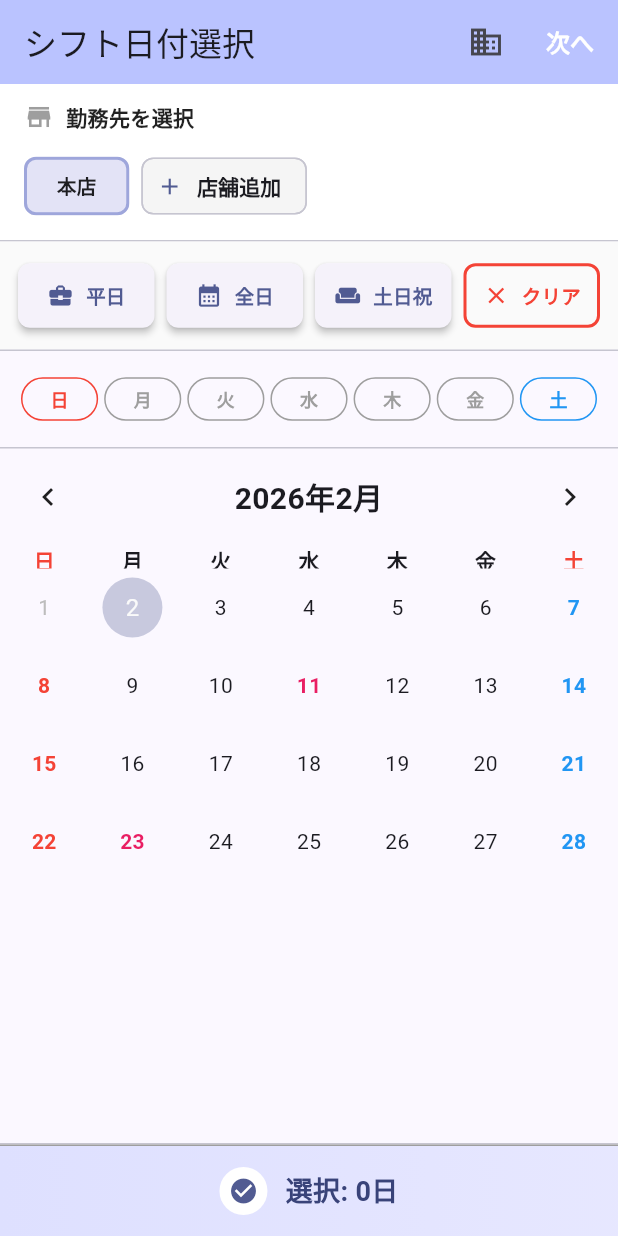
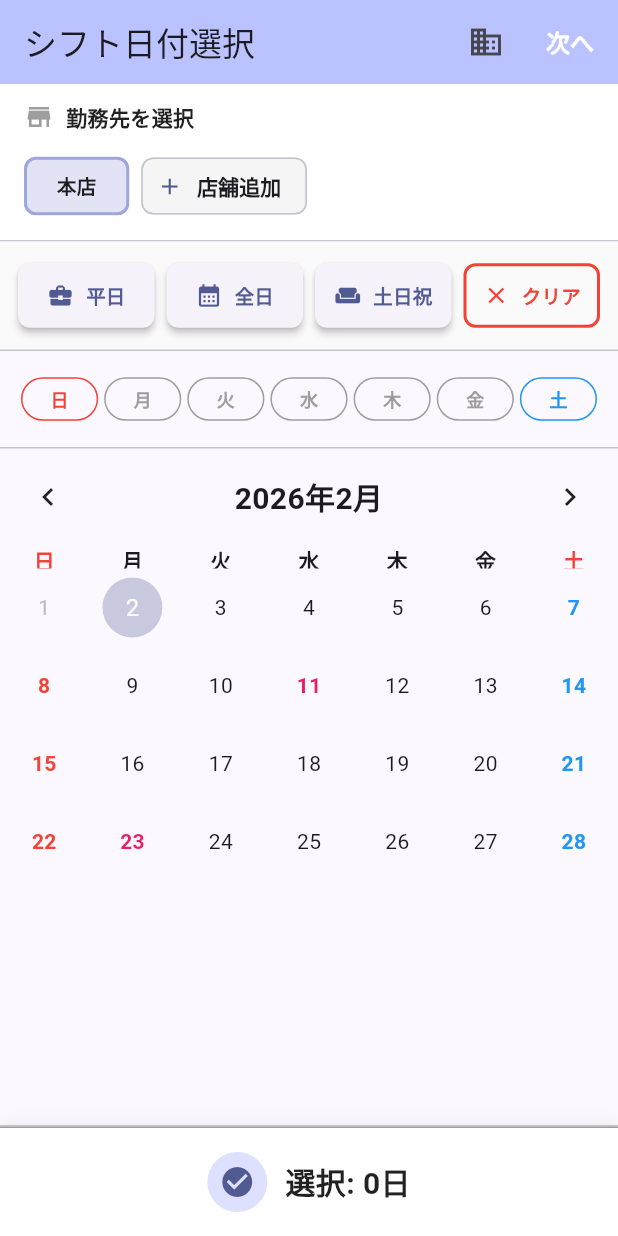
Before and after one commit to musaikun/SxS-Manager-F, a Flutter app: the DateSelectionScreen screen opened directly, on a phone screen of 412 x 824 dp. Run offline on Flutter 3.47's test engine with Material 3 defaults, Android fonts, the phone set to English and light mode, and no system bars; drawn by our look-alikes of table_calendar; our stand-ins replace flutter_riverpod, shared_preferences; accounts and stored records are empty.

Commit message:
refactor: フッターデザインの統一と提出ボタンの配置改善
- 全画面のフッターデザインを統一（padding、フォントサイズ、影）
- date_selection_screen: 選択数表示フッターのスタイル改善
- time_setting_screen: 保存ボタンを固定フッターに変更
- shift_wizard_screen: 統計情報と提出ボタンを1つのフッターエリアに統合
- 提出ボタンにアイコンを追加し視認性を向上
- 統一されたpadding: 16px、影効果、SafeArea対応
- フォントサイズを統一（ボタン: 20px、統計値: 22px）

```diff
--- a/lib/features/shift/presentation/date_selection_screen.dart
+++ b/lib/features/shift/presentation/date_selection_screen.dart
@@ -501,43 +501,47 @@ class _DateSelectionScreenState extends ConsumerState<DateSelectionScreen> {
 
           const Divider(height: 1),
 
-          // 選択数表示
+          // 選択数表示（統一デザイン）
           Container(
-            padding: const EdgeInsets.symmetric(horizontal: 16, vertical: 14),
+            padding: const EdgeInsets.all(16),
             decoration: BoxDecoration(
-              gradient: LinearGradient(
-                colors: [
-                  Theme.of(context).colorScheme.primaryContainer,
-                  Theme.of(context).colorScheme.primaryContainer.withValues(alpha:0.7),
+              color: Colors.white,
+              border: const Border(top: BorderSide(color: Colors.grey, width: 1)),
+              boxShadow: [
+                BoxShadow(
+                  color: Colors.grey.withValues(alpha: 0.15),
+                  blurRadius: 8,
+                  offset: const Offset(0, -2),
+                ),
               ],
             ),
-              border: const Border(top: BorderSide(color: Colors.grey, width: 1)),
-            ),
+            child: SafeArea(
               child: Row(
                 mainAxisAlignment: MainAxisAlignment.center,
                 children: [
                   Container(
-                  padding: const EdgeInsets.all(6),
+                    padding: const EdgeInsets.all(8),
                     decoration: BoxDecoration(
-                    color: Colors.white,
+                      color: Theme.of(context).colorScheme.primaryContainer,
                       shape: BoxShape.circle,
                     ),
                     child: Icon(
                       Icons.check_circle,
-                    size: 20,
+                      size: 24,
                       color: Theme.of(context).colorScheme.primary,
                     ),
                   ),
                   const SizedBox(width: 12),
                   Text(
                     '選択: ${_tempSelectedDates.length}日',
-                  style: TextStyle(
-                    fontSize: 18,
+                    style: const TextStyle(
+                      fontSize: 20,
                       fontWeight: FontWeight.bold,
-                    color: Theme.of(context).colorScheme.onPrimaryContainer,
+                      color: Colors.black87,
                     ),
                   ),
                 ],
+              ),
             ),
           ),
         ],
```
Also changed, not shown: lib/features/shift/presentation/shift_wizard_screen.dart (+58 -50 lines), lib/features/shift/presentation/time_setting_screen.dart (+29 -7 lines). Lines whose indentation alone changed are shown as unchanged.
